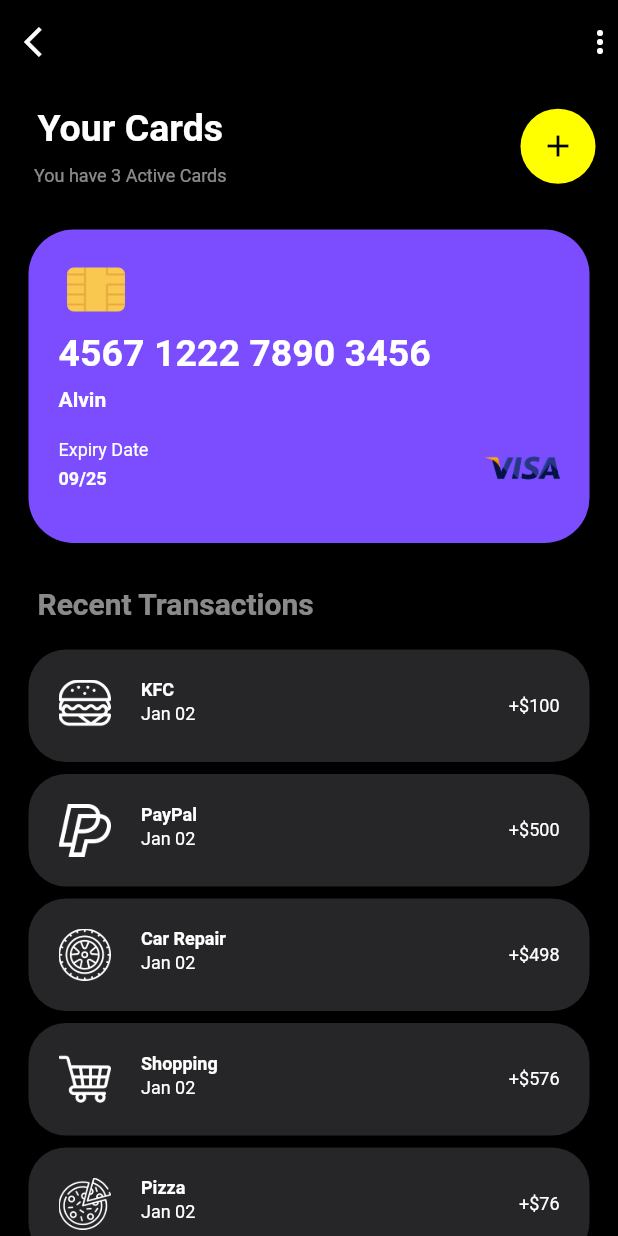
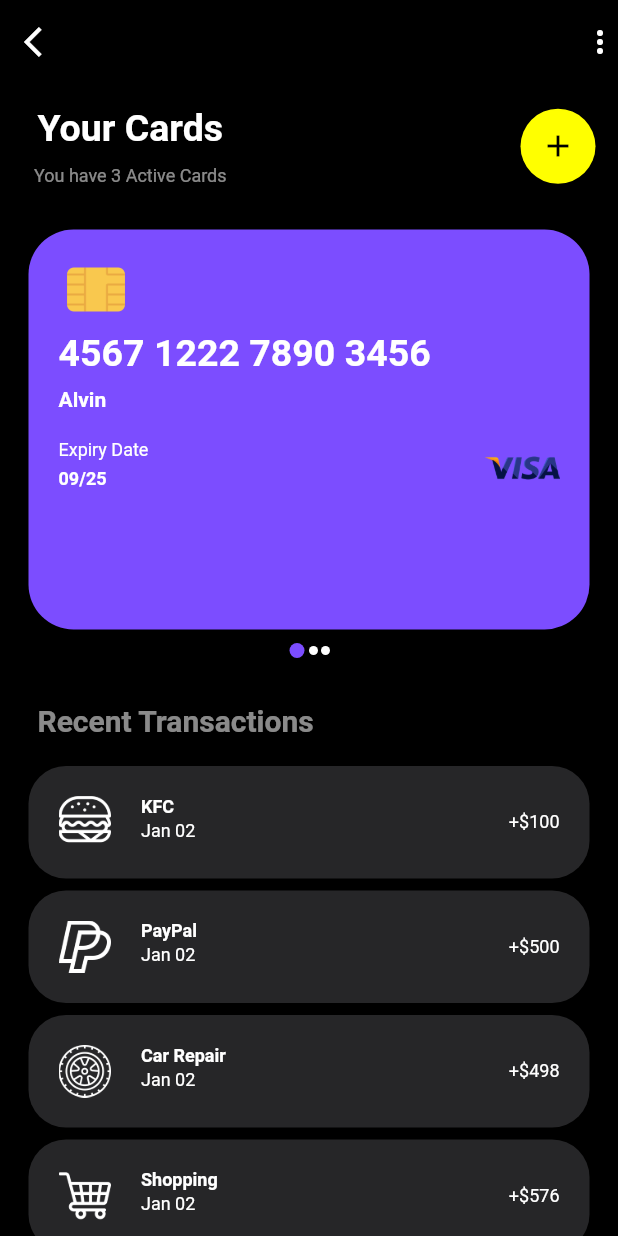
Before and after one commit to thangadurai-selvaraj1/Flutter---Finance-UI, a Flutter app: the CardScreen screen opened directly, on a phone screen of 412 x 824 dp. Run offline on Flutter 3.47's test engine with Material 2 defaults, Android fonts, the phone set to English and light mode, and no system bars.

Commit message:
pagerview added

```diff
--- a/lib/main.dart
+++ b/lib/main.dart
@@ -1,4 +1,4 @@
-import 'package:financeappui/screens/splash_screen.dart';
+import 'package:financeappui/screens/card_screen.dart';
 import 'package:flutter/material.dart';
 
 import 'resourcs/recources_index.dart';
@@ -17,7 +17,7 @@ class MyApp extends StatelessWidget {
       theme: ThemeData(
         primarySwatch: Colors.purple,
       ),
-      home: const SplashScreen(),
+      home: const CardScreen(),
     );
   }
 }
--- a/lib/screens/card_screen.dart
+++ b/lib/screens/card_screen.dart
@@ -5,8 +5,17 @@ import '../resourcs/recources_index.dart';
 import '../utils/dummy_data.dart';
 import '../widgets/widget_index.dart';
 
-class CardScreen extends StatelessWidget {
+class CardScreen extends StatefulWidget {
   const CardScreen({Key? key}) : super(key: key);
+
+  @override
+  State<CardScreen> createState() => _CardScreenState();
+}
+
+class _CardScreenState extends State<CardScreen> {
+  int _cardPosition = 0;
+  var cardList = [1, 2, 3];
+  var _pageController = PageController(initialPage: 0);
 
   @override
   Widget build(BuildContext context) {
@@ -68,11 +77,46 @@ class CardScreen extends StatelessWidget {
                 ],
               ),
               addVerticalSpace(25.0),
-              const DebitAndCreditCard(
-                  cardLogo: MyImages.CARD_VISA_LOGO,
-                  cardNumber: Strings.CARD_NUMBER,
-                  cardHolderName: Strings.CARD_HOLDER_NAME,
-                  expiryDate: Strings.CARD_DATE),
+              SizedBox(
+                height: MediaQuery.of(context).size.height / 3,
+                child: PageView.builder(
+                    controller: _pageController,
+                    physics: BouncingScrollPhysics(),
+                    onPageChanged: (index) {
+                      setState(() {
+                        _cardPosition = index;
+                      });
+                    },
+                    itemCount: cardList.length,
+                    itemBuilder: (context, item) {
+                      return DebitAndCreditCard(
+                          cardLogo: MyImages.CARD_VISA_LOGO,
+                          cardNumber: Strings.CARD_NUMBER,
+                          cardHolderName: Strings.CARD_HOLDER_NAME,
+                          expiryDate: Strings.CARD_DATE);
+                    }),
+              ),
+              SizedBox(
+                height: 20,
+                child: Row(
+                  mainAxisAlignment: MainAxisAlignment.center,
+                  children: [
+                    ...List.generate(
+                        cardList.length,
+                        (index) => Indicator(
+                              isSelected: _cardPosition == index ? true : false,
+                              onPressed: () {
+                                setState(() {
+                                  _cardPosition = index;
+                                  _pageController.animateToPage(_cardPosition,
+                                      duration: Duration(milliseconds: 300),
+                                      curve: Curves.bounceInOut);
+                                });
+                              },
+                            ))
+                  ],
+                ),
+              ),
               addVerticalSpace(25.0),
               const Text(
                 Strings.CARD_RECENT_TRANSACTION,
--- /dev/null
+++ b/lib/widgets/indicator.dart
@@ -0,0 +1,28 @@
+import 'package:flutter/material.dart';
+
+import '../resourcs/recources_index.dart';
+
+class Indicator extends StatelessWidget {
+  final bool isSelected;
+  final Function onPressed;
+  const Indicator({Key? key, required this.isSelected, required this.onPressed})
+      : super(key: key);
+
+  @override
+  Widget build(BuildContext context) {
+    return InkWell(
+      onTap: () {
+        onPressed();
+      },
+      child: AnimatedContainer(
+        duration: Duration(milliseconds: 300),
+        margin: EdgeInsets.all(1),
+        width: isSelected ? 12 : 6,
+        height: isSelected ? 10 : 6,
+        decoration: BoxDecoration(
+            shape: BoxShape.circle,
+            color: isSelected ? MyColors.cPRIMARY : MyColors.cWHITE),
+      ),
+    );
+  }
+}
--- a/lib/widgets/widget_index.dart
+++ b/lib/widgets/widget_index.dart
@@ -2,6 +2,7 @@ export 'card_icon_button.dart';
 export 'dashboard_appbar.dart';
 export 'dashboard_balance_card.dart';
 export 'debit_credit_card.dart';
+export 'indicator.dart';
 export 'my_button.dart';
 export 'settings_items.dart';
 export 'slider_data.dart';
```
